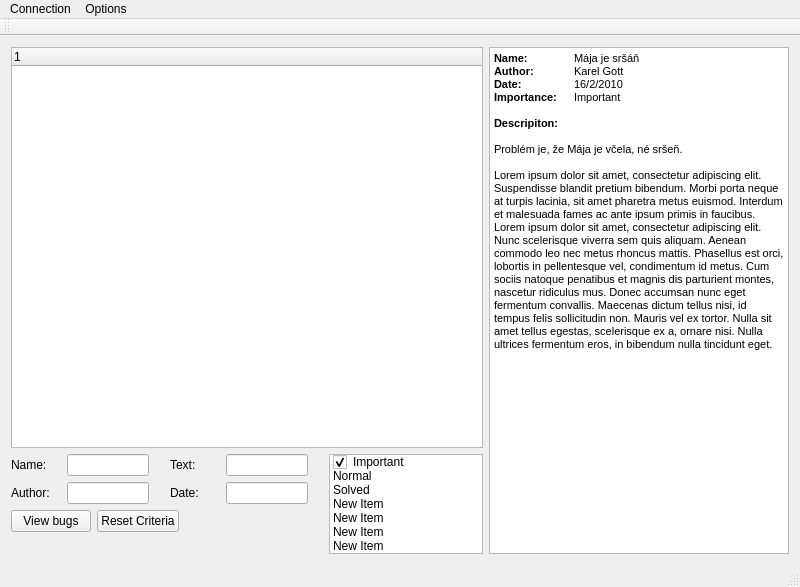
Qt form BugTracker/tracker/BugTracker/mainwindow.ui (hojdars/BugTracker) before a commit.
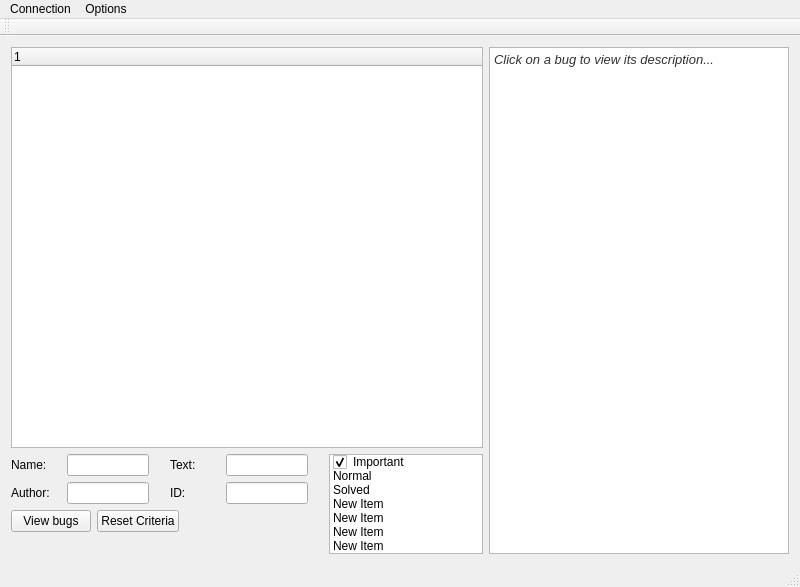
The same form after that commit.

Commit message: BugView updates onClick() and bugs load into the tree

What changed in the file:
```diff
--- a/BugTracker/tracker/BugTracker/mainwindow.ui
+++ b/BugTracker/tracker/BugTracker/mainwindow.ui
@@ -179,7 +179,7 @@
                  </size>
                 </property>
                 <property name="text">
-                 <string>Date:</string>
+                 <string>ID:</string>
                 </property>
                </widget>
               </item>
@@ -348,7 +348,7 @@
         </property>
         <property name="maximumSize">
          <size>
-          <width>500</width>
+          <width>400</width>
           <height>16777215</height>
          </size>
         </property>
@@ -357,17 +357,7 @@
 &lt;html&gt;&lt;head&gt;&lt;meta name=&quot;qrichtext&quot; content=&quot;1&quot; /&gt;&lt;style type=&quot;text/css&quot;&gt;
 p, li { white-space: pre-wrap; }
 &lt;/style&gt;&lt;/head&gt;&lt;body style=&quot; font-family:'MS Shell Dlg 2'; font-size:8.25pt; font-weight:400; font-style:normal;&quot;&gt;
-&lt;p style=&quot; margin-top:0px; margin-bottom:0px; margin-left:0px; margin-right:0px; -qt-block-indent:0; text-indent:0px;&quot;&gt;&lt;span style=&quot; font-weight:600;&quot;&gt;Name:	&lt;/span&gt;Mája je sršáň&lt;/p&gt;
-&lt;p style=&quot; margin-top:0px; margin-bottom:0px; margin-left:0px; margin-right:0px; -qt-block-indent:0; text-indent:0px;&quot;&gt;&lt;span style=&quot; font-weight:600;&quot;&gt;Author: 	&lt;/span&gt;Karel Gott&lt;/p&gt;
-&lt;p style=&quot; margin-top:0px; margin-bottom:0px; margin-left:0px; margin-right:0px; -qt-block-indent:0; text-indent:0px;&quot;&gt;&lt;span style=&quot; font-weight:600;&quot;&gt;Date:&lt;/span&gt;	16/2/2010&lt;/p&gt;
-&lt;p style=&quot; margin-top:0px; margin-bottom:0px; margin-left:0px; margin-right:0px; -qt-block-indent:0; text-indent:0px;&quot;&gt;&lt;span style=&quot; font-weight:600;&quot;&gt;Importance: &lt;/span&gt;	Important&lt;/p&gt;
-&lt;p style=&quot;-qt-paragraph-type:empty; margin-top:0px; margin-bottom:0px; margin-left:0px; margin-right:0px; -qt-block-indent:0; text-indent:0px;&quot;&gt;&lt;br /&gt;&lt;/p&gt;
-&lt;p style=&quot; margin-top:0px; margin-bottom:0px; margin-left:0px; margin-right:0px; -qt-block-indent:0; text-indent:0px;&quot;&gt;&lt;span style=&quot; font-weight:600;&quot;&gt;Descripiton:&lt;/span&gt;&lt;/p&gt;
-&lt;p style=&quot;-qt-paragraph-type:empty; margin-top:0px; margin-bottom:0px; margin-left:0px; margin-right:0px; -qt-block-indent:0; text-indent:0px;&quot;&gt;&lt;br /&gt;&lt;/p&gt;
-&lt;p style=&quot; margin-top:0px; margin-bottom:0px; margin-left:0px; margin-right:0px; -qt-block-indent:0; text-indent:0px;&quot;&gt;Problém je, že Mája je včela, né sršeň.&lt;/p&gt;
-&lt;p style=&quot;-qt-paragraph-type:empty; margin-top:0px; margin-bottom:0px; margin-left:0px; margin-right:0px; -qt-block-indent:0; text-indent:0px;&quot;&gt;&lt;br /&gt;&lt;/p&gt;
-&lt;p style=&quot; margin-top:0px; margin-bottom:0px; margin-left:0px; margin-right:0px; -qt-block-indent:0; text-indent:0px;&quot;&gt;Lorem ipsum dolor sit amet, consectetur adipiscing elit. Suspendisse blandit pretium bibendum. Morbi porta neque at turpis lacinia, sit amet pharetra metus euismod. Interdum et malesuada fames ac ante ipsum primis in faucibus. Lorem ipsum dolor sit amet, consectetur adipiscing elit. Nunc scelerisque viverra sem quis aliquam. Aenean commodo leo nec metus rhoncus mattis. Phasellus est orci, lobortis in pellentesque vel, condimentum id metus. Cum sociis natoque penatibus et magnis dis parturient montes, nascetur ridiculus mus. Donec accumsan nunc eget fermentum convallis. Maecenas dictum tellus nisi, id tempus felis sollicitudin non. Mauris vel ex tortor. Nulla sit amet tellus egestas, scelerisque ex a, ornare nisi. Nulla ultrices fermentum eros, in bibendum nulla tincidunt eget.&lt;/p&gt;
-&lt;p style=&quot; margin-top:0px; margin-bottom:0px; margin-left:0px; margin-right:0px; -qt-block-indent:0; text-indent:0px;&quot;&gt;&lt;span style=&quot; font-size:8pt;&quot;&gt;&lt;br /&gt;&lt;/span&gt;&lt;/p&gt;&lt;/body&gt;&lt;/html&gt;</string>
+&lt;p style=&quot; margin-top:0px; margin-bottom:0px; margin-left:0px; margin-right:0px; -qt-block-indent:0; text-indent:0px;&quot;&gt;&lt;span style=&quot; font-size:10pt; font-style:italic; color:#323232;&quot;&gt;Click on a bug to view its description...&lt;/span&gt;&lt;/p&gt;&lt;/body&gt;&lt;/html&gt;</string>
         </property>
        </widget>
       </item>
```
The commit also changes 5 other files.
